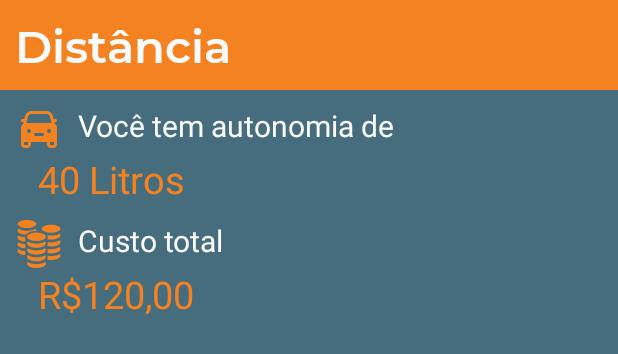
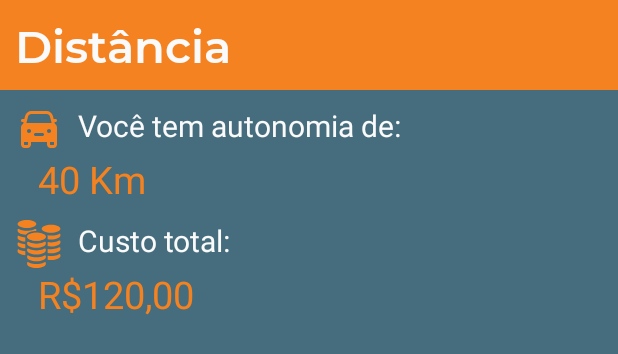
Before and after one commit to nayara-andradee/FuelCalculator, an Android app: the layout dialog_distance.xml on its own in the app's theme, with its tools: preview values and no code run, on a phone screen of 412 x 824 dp. Shown: the top 354 px of the screen. Run offline under Robolectric (Android 15) with nearby library versions, the phone set to English and light mode, and no system bars.

Commit message:
dialong Distance

```diff
--- a/app/src/main/java/com/example/fuelcalculator/Resultado.kt
+++ b/app/src/main/java/com/example/fuelcalculator/Resultado.kt
@@ -3,3 +3,5 @@ package com.example.fuelcalculator
 import java.io.Serializable
 
 class Resultado(val totallitros: Double, val totalkm: Double, val custviagem:Double, val custopessoa:Double): Serializable
+
+class ResultadoDistance(val autonomia:Double, val precoTotalCombustivel:Double ):Serializable
--- a/app/src/main/java/com/example/fuelcalculator/presentation/FuelCalculatorViewModel.kt
+++ b/app/src/main/java/com/example/fuelcalculator/presentation/FuelCalculatorViewModel.kt
@@ -30,8 +30,8 @@ class FuelCalculatorViewModel: ViewModel(){
         }
 
         //calculo autonomia
-        fun autonomia(litrosPorViagem: Double, consumo: Double): Double{
-            val result = litrosPorViagem * consumo
+        fun autonomia(consumo: Double, combustivel: Double): Double{
+            val result = consumo * combustivel
             return result
         }
 
--- a/app/src/main/res/layout/dialog_distance.xml
+++ b/app/src/main/res/layout/dialog_distance.xml
@@ -6,6 +6,7 @@
     android:orientation="vertical"
     android:background="@color/fundo_500"
     app:circularflow_radiusInDP="5dp">
+
 
     <LinearLayout
         android:layout_width="match_parent"
@@ -41,9 +42,10 @@
             android:src="@drawable/vehicle_car_svgrepo_com"/>
 
         <TextView
-            android:id="@+id/rv_litros"
-            android:text="Você tem autonomia de"
+
+            android:text="Você tem autonomia de:"
             style="@style/tv_entrada_style"
+            android:layout_marginEnd="7dp"
             android:layout_width="wrap_content"
             android:layout_height="wrap_content"/>
 
@@ -51,7 +53,8 @@
     </LinearLayout>
 
     <TextView
-        android:text="40 Litros"
+        android:id="@+id/resultado_distancia"
+        android:text="40 Km"
         style="@style/tv_number"
         android:layout_width="match_parent"
         android:layout_height="wrap_content"/>
@@ -69,7 +72,7 @@
             android:src="@drawable/coin_svgrepo_com"/>
 
         <TextView
-            android:text="Custo total"
+            android:text="Custo total:"
             style="@style/tv_entrada_style"
             android:layout_width="wrap_content"
             android:layout_height="wrap_content"/>
@@ -77,6 +80,7 @@
     </LinearLayout>
 
     <TextView
+        android:id="@+id/resultado_preco"
         android:text="R$120,00"
         style="@style/tv_number"
         android:layout_width="match_parent"
```
Also changed, not shown: app/src/main/java/com/example/fuelcalculator/presentation/DialogDistance.kt (+31 -0 lines), app/src/main/java/com/example/fuelcalculator/presentation/DistanceFragment.kt (+11 -6 lines), app/src/main/res/layout/fragment_distance.xml (+0 -16 lines).
